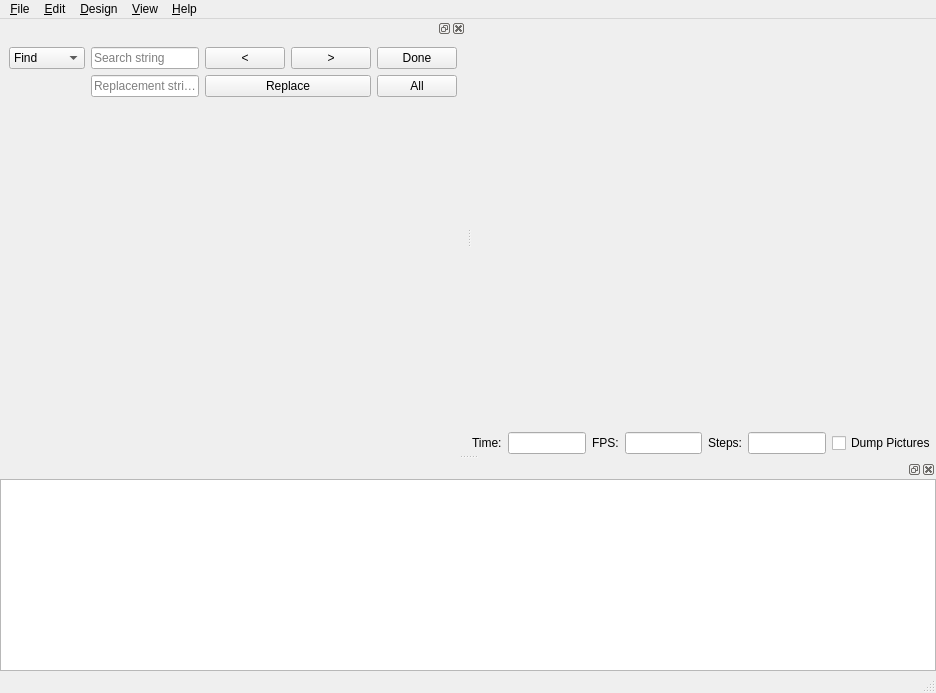
Before: the Qt Designer form src/MainWindow.ui in manasdas17/openscad, drawn with Qt 5.
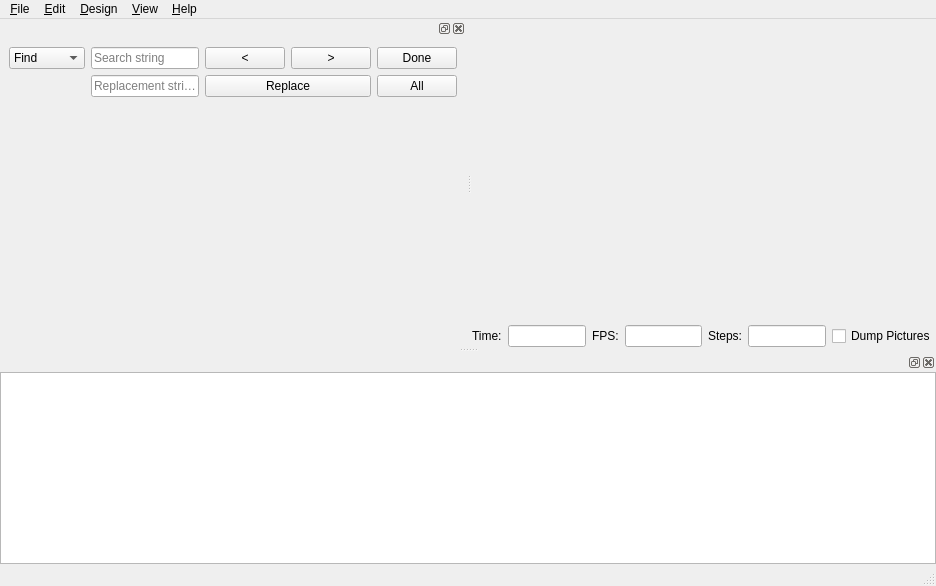
After: the same form once the commit is applied. Custom widgets are drawn as their Qt base class.

Commit message: Fix resizing constraints for the animation panel.

What changed in the file:
```diff
--- a/src/MainWindow.ui
+++ b/src/MainWindow.ui
@@ -7,7 +7,7 @@
     <x>0</x>
     <y>0</y>
     <width>936</width>
-    <height>693</height>
+    <height>586</height>
    </rect>
   </property>
   <property name="windowTitle">
@@ -23,6 +23,12 @@
     </property>
     <item>
      <widget class="QWidget" name="mainWidget" native="true">
+      <property name="sizePolicy">
+       <sizepolicy hsizetype="Expanding" vsizetype="Expanding">
+        <horstretch>0</horstretch>
+        <verstretch>0</verstretch>
+       </sizepolicy>
+      </property>
       <property name="styleSheet">
        <string notr="true"/>
       </property>
@@ -32,6 +38,12 @@
        </property>
        <item>
         <widget class="QGLView" name="qglview" native="true">
+         <property name="sizePolicy">
+          <sizepolicy hsizetype="Expanding" vsizetype="Expanding">
+           <horstretch>0</horstretch>
+           <verstretch>0</verstretch>
+          </sizepolicy>
+         </property>
          <property name="minimumSize">
           <size>
            <width>200</width>
```
Left out of the diff: 2 changed lines with no effect on the pictures.
